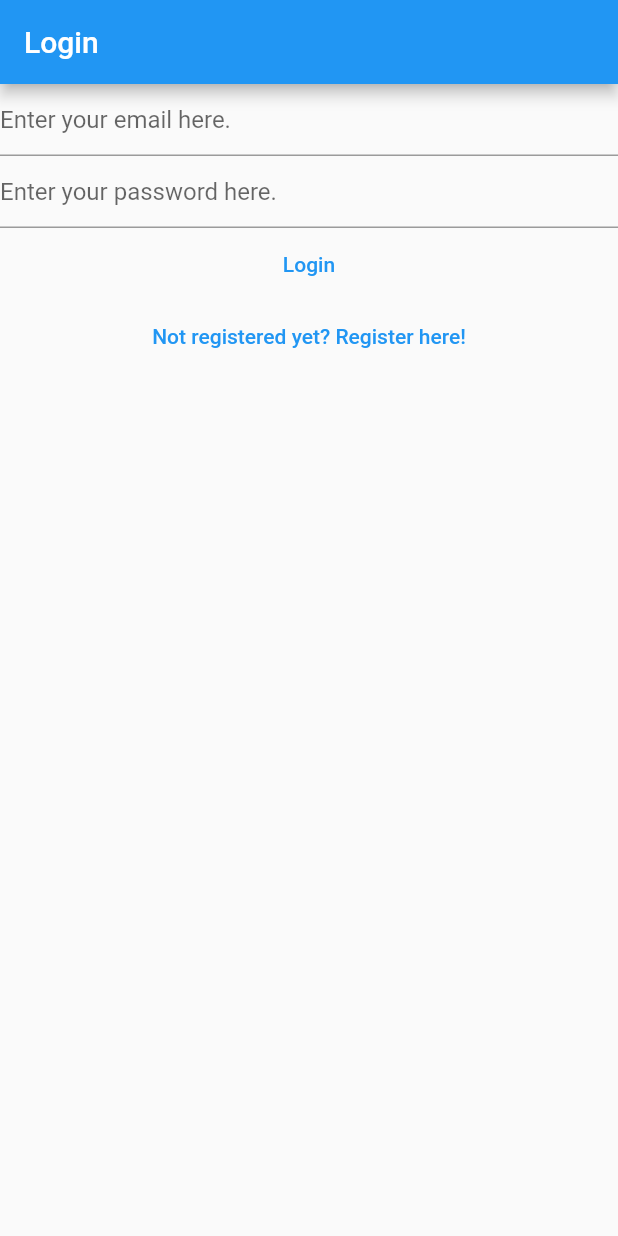
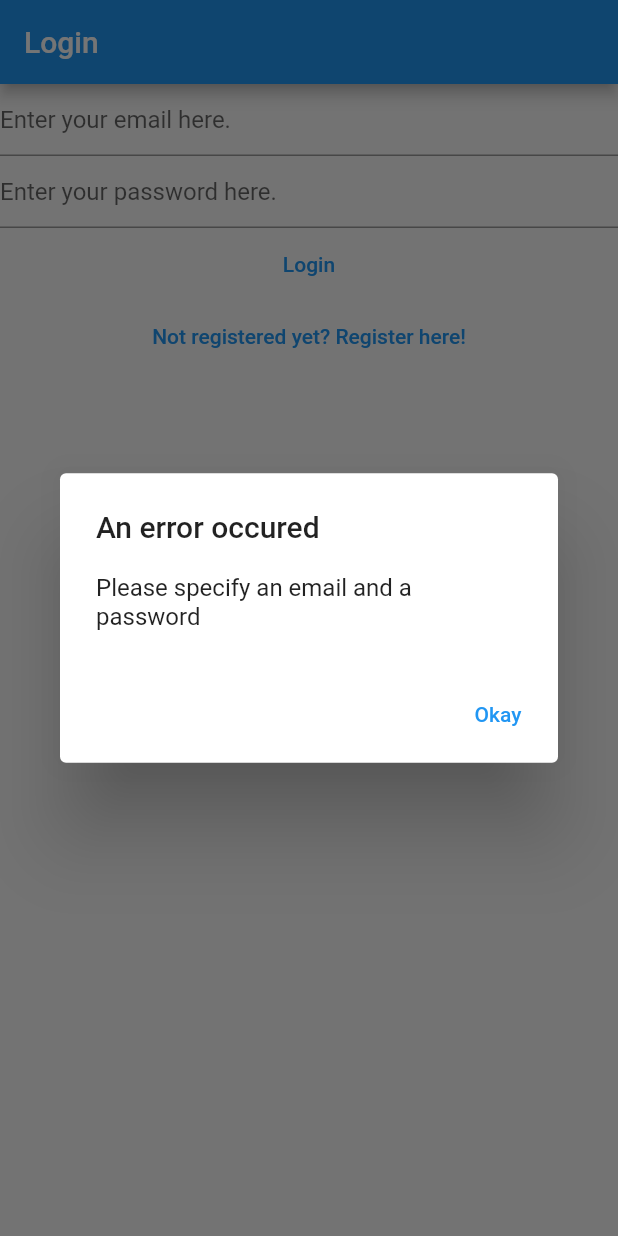
Before and after one commit to VincentGonnet/Colorfool, a Flutter app: the screen it shows after launch, after a tap on "Login", on a phone screen of 412 x 824 dp. Run offline on Flutter 3.47's test engine with Material 2 defaults, Android fonts, the phone set to English and light mode, and no system bars; our stand-ins replace firebase_auth, firebase_core; accounts and stored records are empty.

Commit message:
cleaning up some email verification logic

```diff
--- a/lib/constants/routes.dart
+++ b/lib/constants/routes.dart
@@ -1,3 +1,4 @@
 const loginRoute = '/login/';
 const registerRoute = '/register/';
+const verifyEmailRoute = '/verify-email/';
 const colorsRoute = '/colors/';
--- a/lib/main.dart
+++ b/lib/main.dart
@@ -29,9 +29,10 @@ class MyApp extends StatelessWidget {
       ),
       home: const HomePage(),
       routes: {
-        '/login/': (context) => const LoginView(),
-        '/register/': (context) => const RegisterView(),
-        '/colors/': (context) => const ColorsView(),
+        loginRoute: (context) => const LoginView(),
+        registerRoute: (context) => const RegisterView(),
+        verifyEmailRoute: (context) => const VerifyEmailView(),
+        colorsRoute: (context) => const ColorsView(),
       },
     );
   }
@@ -44,7 +45,7 @@ class HomePage extends StatelessWidget {
     late Future<FirebaseApp> firebaseApp;
     if (!kIsWeb) {
       if (Platform.isWindows) {
-        firebaseApp = Firebase.initializeApp(
+        return Firebase.initializeApp(
           options: const FirebaseOptions(
             apiKey: 'AIzaSyAGCQOM5y0sdl3LNKmCqejYQBHniV4JH3U',
             appId: '1:331560952012:android:a98d2f37f46a0b24cf6269',
@@ -53,15 +54,14 @@ class HomePage extends StatelessWidget {
           ),
         );
       } else {
-        firebaseApp = Firebase.initializeApp(
+        return Firebase.initializeApp(
             options: DefaultFirebaseOptions.currentPlatform);
       }
     } else {
-      firebaseApp = Firebase.initializeApp(
+      return Firebase.initializeApp(
           options: DefaultFirebaseOptions.currentPlatform);
     }
 
-    return firebaseApp;
   }
 
   @override
@@ -73,12 +73,12 @@ class HomePage extends StatelessWidget {
             case ConnectionState.done:
               final user = FirebaseAuth.instance.currentUser;
               if (user != null) {
-                /* if (user.emailVerified) {
+                if (user.emailVerified) {
                   print("Email verified");
                 } else {
                   print(user);
                   return const VerifyEmailView();
-                } */
+                }
               } else {
                 return const LoginView();
               }
--- /dev/null
+++ b/lib/utilities/show_error_dialog.dart
@@ -0,0 +1,19 @@
+import 'package:flutter/material.dart';
+
+Future<void> showErrorDialog(BuildContext context, String text) {
+  return showDialog(
+      context: context,
+      builder: (context) {
+        return AlertDialog(
+          title: const Text("An error occured"),
+          content: Text(text),
+          actions: [
+            TextButton(
+                onPressed: () {
+                  Navigator.of(context).pop();
+                },
+                child: const Text("Okay"))
+          ],
+        );
+      });
+}
--- a/lib/views/login_view.dart
+++ b/lib/views/login_view.dart
@@ -2,6 +2,8 @@ import 'package:colorfool/constants/routes.dart';
 import 'package:flutter/material.dart';
 import 'package:firebase_auth/firebase_auth.dart';
 import 'dart:developer' as devtools show log;
+
+import '../utilities/show_error_dialog.dart';
 
 class LoginView extends StatefulWidget {
   const LoginView({Key? key}) : super(key: key);
@@ -55,6 +57,9 @@ class _LoginViewState extends State<LoginView> {
             onPressed: () async {
               final email = _email.text;
               final password = _password.text;
+              if (email == "" || password == "") {
+                return await showErrorDialog(context, "Please specify an email and a password");
+              }
               try {
                 final userCredential = await FirebaseAuth.instance
                     .signInWithEmailAndPassword(
@@ -66,11 +71,13 @@ class _LoginViewState extends State<LoginView> {
                 );
               } on FirebaseAuthException catch (error) {
                 if (error.code == "user-not-found") {
-                  devtools.log("User not found");
+                  await showErrorDialog(context, 'User not found');
                 } else if (error.code == "wrong-password") {
-                  devtools.log("Wrong password");
+                  await showErrorDialog(context, "Wrong password");
+                } else if (error.code == "invalid-email") {
+                  await showErrorDialog(context, "Invalid email");
                 } else {
-                  devtools.log(error.code);
+                  await showErrorDialog(context, error.code);
                 }
               } catch (error) {
                 devtools.log("--- ERROR ---");
--- a/lib/views/verify_email_view.dart
+++ b/lib/views/verify_email_view.dart
@@ -1,3 +1,4 @@
+import 'package:colorfool/constants/routes.dart';
 import 'package:firebase_auth/firebase_auth.dart';
 import 'package:flutter/material.dart';
 
@@ -17,13 +18,23 @@ class _VerifyEmailViewState extends State<VerifyEmailView> {
       ),
       body: Column(
         children: [
-          const Text("Please verify your email adress"),
+          const Text("We've sent you an email verification."),
+          const Text("Email not received / lost ?"),
           TextButton(
               onPressed: () async {
                 final user = FirebaseAuth.instance.currentUser;
                 await user?.sendEmailVerification();
               },
-              child: const Text("Send your email verification"))
+              child: const Text("Send email verification again")),
+          TextButton(
+              onPressed: () async {
+                await FirebaseAuth.instance.signOut();
+                Navigator.of(context).pushNamedAndRemoveUntil(
+                  registerRoute,
+                  (route) => false,
+                );
+              },
+              child: const Text("Restart"))
         ],
       ),
     );
```
Also changed, not shown: lib/views/register_view.dart (+14 -8 lines).
